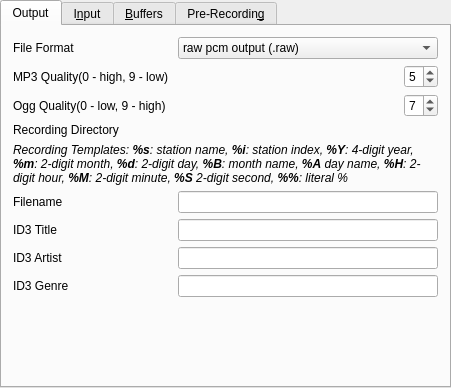
First picture: the form in plugins/recording/recording-configuration-ui.ui, repository pbek/kradio, before the edit.
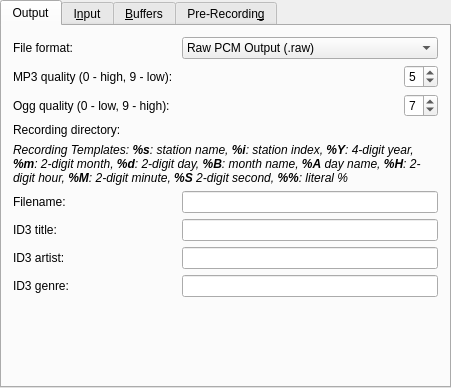
Second picture: the form after the edit. Custom widgets are drawn as their Qt base class.

Patch:
```diff
--- a/plugins/recording/recording-configuration-ui.ui
+++ b/plugins/recording/recording-configuration-ui.ui
@@ -38,7 +38,7 @@
             </sizepolicy>
            </property>
            <property name="text">
-            <string>ID3 Genre</string>
+            <string>ID3 genre:</string>
            </property>
            <property name="wordWrap">
             <bool>false</bool>
@@ -74,7 +74,7 @@
             </sizepolicy>
            </property>
            <property name="text">
-            <string>ID3 Title</string>
+            <string>ID3 title:</string>
            </property>
            <property name="wordWrap">
             <bool>false</bool>
@@ -150,7 +150,7 @@
          <item row="1" column="0" colspan="2">
           <widget class="QLabel" name="labelMP3Quality">
            <property name="text">
-            <string>MP3 Quality(0 - high, 9 - low)</string>
+            <string>MP3 quality (0 - high, 9 - low):</string>
            </property>
            <property name="wordWrap">
             <bool>false</bool>
@@ -170,7 +170,7 @@
            </property>
            <item>
             <property name="text">
-             <string>raw pcm output (.raw)</string>
+             <string>Raw PCM Output (.raw)</string>
             </property>
            </item>
            <item>
@@ -203,7 +203,7 @@
          <item row="3" column="0" colspan="2">
           <widget class="QLabel" name="lableDirectory">
            <property name="text">
-            <string>Recording Directory</string>
+            <string>Recording directory:</string>
            </property>
            <property name="wordWrap">
             <bool>false</bool>
@@ -213,7 +213,7 @@
          <item row="0" column="0" colspan="2">
           <widget class="QLabel" name="lableFileFormat">
            <property name="text">
-            <string>File Format</string>
+            <string>File format:</string>
            </property>
            <property name="wordWrap">
             <bool>false</bool>
@@ -223,7 +223,7 @@
          <item row="2" column="0">
           <widget class="QLabel" name="labelOggQuality">
            <property name="text">
-            <string>Ogg Quality(0 - low, 9 - high)</string>
+            <string>Ogg quality (0 - low, 9 - high):</string>
            </property>
            <property name="wordWrap">
             <bool>false</bool>
@@ -242,7 +242,7 @@
             </sizepolicy>
            </property>
            <property name="text">
-            <string>Filename</string>
+            <string>Filename:</string>
            </property>
            <property name="wordWrap">
             <bool>false</bool>
@@ -264,7 +264,7 @@
             </sizepolicy>
            </property>
            <property name="text">
-            <string>ID3 Artist</string>
+            <string>ID3 artist:</string>
            </property>
            <property name="wordWrap">
             <bool>false</bool>
```
Left out of the diff: 14 changed lines with no effect on the pictures.
